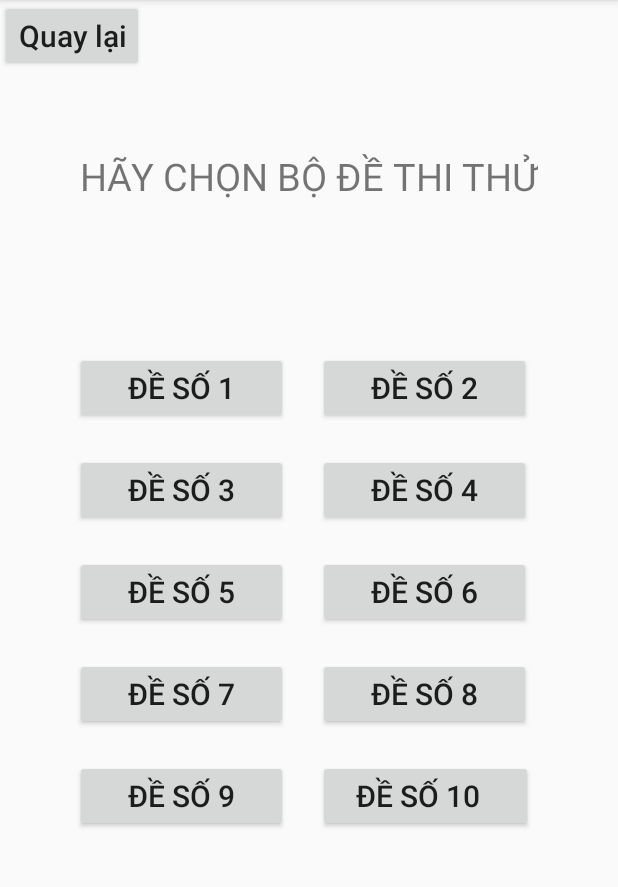
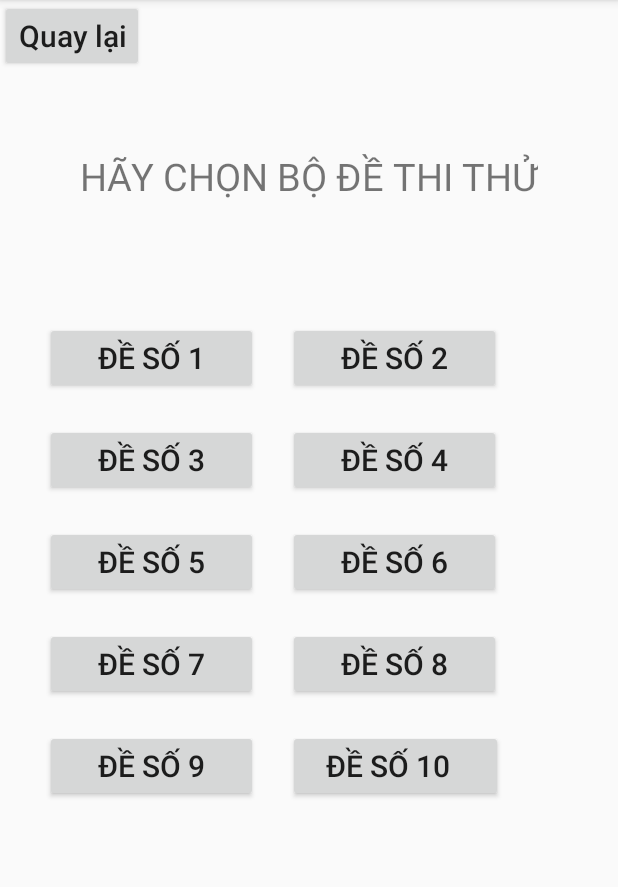
Before and after one commit to LapTrinhLTK/OnThi, an Android app: the ThiThu screen opened directly, with no data from a screen before it, on a phone screen of 412 x 824 dp, the part 84-971 px from its top. Run offline under Robolectric (Android 15) with nearby library versions, the phone set to English and light mode, and no system bars.

Commit message:
Good Evening

```diff
--- a/app/src/main/res/layout/activity_thi_thu.xml
+++ b/app/src/main/res/layout/activity_thi_thu.xml
@@ -36,9 +36,9 @@
         android:text="Đề số 1"
         android:textSize="20sp"
         android:layout_below="@id/gtchon"
-        android:layout_marginTop="100dp"
+        android:layout_marginTop="80dp"
         android:layout_marginRight="20dp"
-        android:layout_marginLeft="50dp"
+        android:layout_marginLeft="30dp"
         android:paddingRight="35dp"
         android:paddingLeft="35dp"
 
@@ -51,7 +51,7 @@
         android:text="Đề số 2"
         android:textSize="20sp"
         android:layout_below="@id/gtchon"
-        android:layout_marginTop="100dp"
+        android:layout_marginTop="80dp"
         android:layout_toRightOf="@id/deso1"
         android:paddingRight="35dp"
         android:paddingLeft="35dp"
@@ -67,7 +67,7 @@
         android:layout_below="@id/deso1"
         android:layout_marginTop="20dp"
         android:layout_marginRight="20dp"
-        android:layout_marginLeft="50dp"
+        android:layout_marginLeft="30dp"
         android:paddingRight="35dp"
         android:paddingLeft="35dp"
 
@@ -96,7 +96,7 @@
         android:layout_below="@id/deso3"
         android:layout_marginTop="20dp"
         android:layout_marginRight="20dp"
-        android:layout_marginLeft="50dp"
+        android:layout_marginLeft="30dp"
         android:paddingRight="35dp"
         android:paddingLeft="35dp"
 
@@ -125,7 +125,7 @@
         android:layout_below="@id/deso5"
         android:layout_marginTop="20dp"
         android:layout_marginRight="20dp"
-        android:layout_marginLeft="50dp"
+        android:layout_marginLeft="30dp"
         android:paddingRight="35dp"
         android:paddingLeft="35dp"
 
@@ -154,7 +154,7 @@
         android:layout_below="@id/deso7"
         android:layout_marginTop="20dp"
         android:layout_marginRight="20dp"
-        android:layout_marginLeft="50dp"
+        android:layout_marginLeft="30dp"
         android:paddingRight="35dp"
         android:paddingLeft="35dp"
 
```
Also changed, not shown: app/src/main/res/layout/activity_on__luyen.xml (+5 -5 lines).
